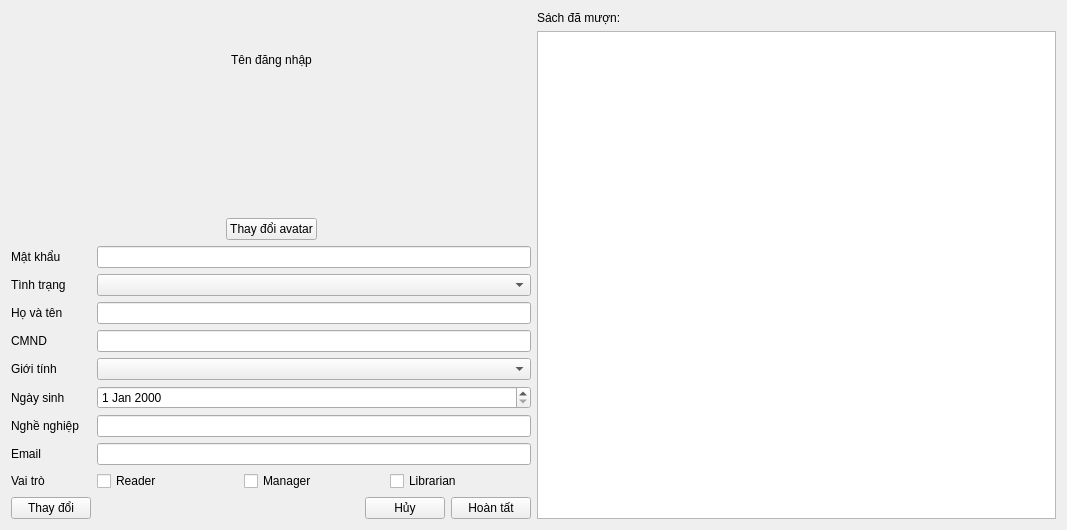
Old version of the form information.ui in the repository fantasyinferno/libpro.
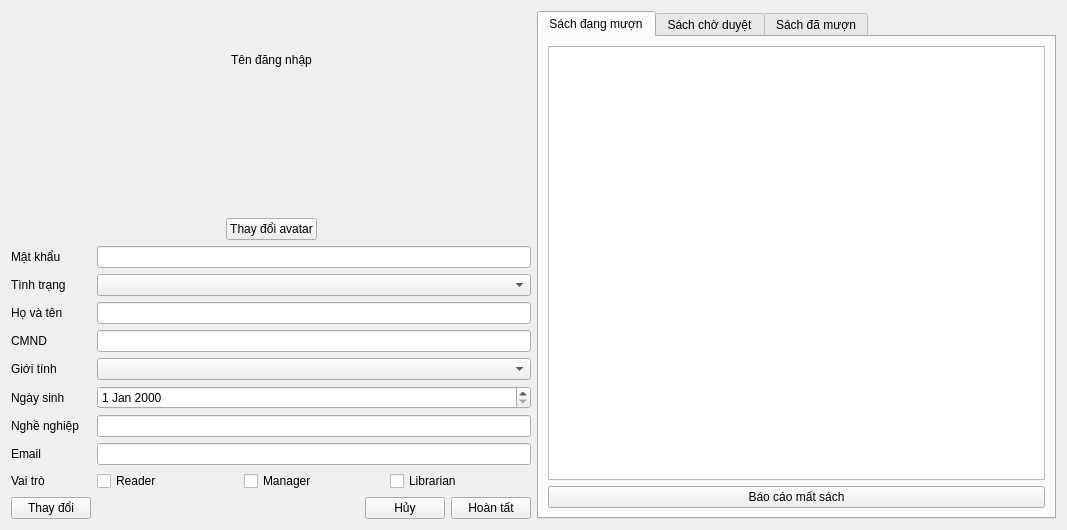
New version of the form.

```diff
--- a/information.ui
+++ b/information.ui
@@ -414,20 +414,68 @@
      <item>
       <layout class="QVBoxLayout" name="verticalLayout_2">
        <item>
-        <widget class="QLabel" name="sachDaMuonLabel">
-         <property name="text">
-          <string>Sách đã mượn: </string>
+        <widget class="QTabWidget" name="tabWidget">
+         <property name="currentIndex">
+          <number>0</number>
          </property>
-        </widget>
-       </item>
-       <item>
-        <widget class="QTableView" name="sachDaMuon">
-         <property name="editTriggers">
-          <set>QAbstractItemView::NoEditTriggers</set>
-         </property>
-         <property name="selectionBehavior">
-          <enum>QAbstractItemView::SelectRows</enum>
-         </property>
+         <widget class="QWidget" name="tab">
+          <attribute name="title">
+           <string>Sách đang mượn</string>
+          </attribute>
+          <layout class="QVBoxLayout" name="verticalLayout_5">
+           <item>
+            <widget class="QTableView" name="sachDangMuon">
+             <property name="editTriggers">
+              <set>QAbstractItemView::NoEditTriggers</set>
+             </property>
+             <property name="selectionBehavior">
+              <enum>QAbstractItemView::SelectRows</enum>
+             </property>
+             <property name="sortingEnabled">
+              <bool>true</bool>
+             </property>
+            </widget>
+           </item>
+           <item>
+            <widget class="QPushButton" name="matSachButton">
+             <property name="enabled">
+              <bool>true</bool>
+             </property>
+             <property name="text">
+              <string>Báo cáo mất sách</string>
+             </property>
+            </widget>
+           </item>
+          </layout>
+         </widget>
+         <widget class="QWidget" name="tab_2">
+          <attribute name="title">
+           <string>Sách chờ duyệt</string>
+          </attribute>
+          <layout class="QVBoxLayout" name="verticalLayout_6">
+           <item>
+            <widget class="QTableView" name="sachChoDuyet">
+             <property name="editTriggers">
+              <set>QAbstractItemView::NoEditTriggers</set>
+             </property>
+            </widget>
+           </item>
+          </layout>
+         </widget>
+         <widget class="QWidget" name="tab_3">
+          <attribute name="title">
+           <string>Sách đã mượn</string>
+          </attribute>
+          <layout class="QVBoxLayout" name="verticalLayout_7">
+           <item>
+            <widget class="QTableView" name="sachDaMuon">
+             <property name="editTriggers">
+              <set>QAbstractItemView::NoEditTriggers</set>
+             </property>
+            </widget>
+           </item>
+          </layout>
+         </widget>
         </widget>
        </item>
       </layout>
```
